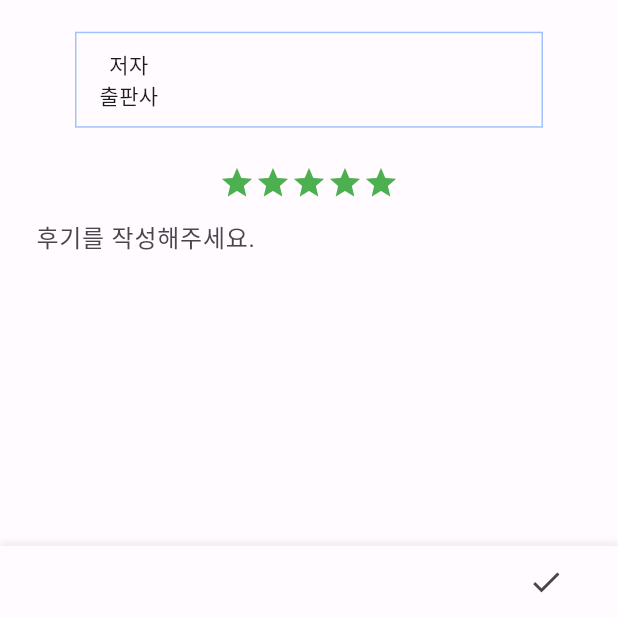
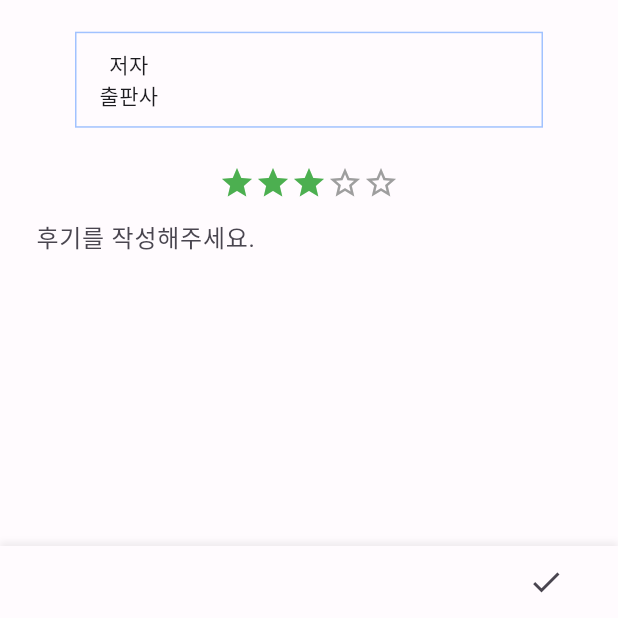
Before and after one commit to bonjin-million/momentry, a Flutter app: the BookAddScreen screen opened directly with empty values, on a phone screen of 412 x 824 dp, the part 618-1236 px from its top. Run offline on Flutter 3.47's test engine with Material 2 defaults, Android fonts, the phone set to English and light mode, and no system bars; our stand-ins replace firebase_core, firebase_crashlytics, flutter_riverpod, googleapis_auth, image_picker, logger and 5 more; missing offline and left inert: googleapis; accounts and stored records are empty; network calls fail; project files that could hold a hidden picture were left out.

Commit message:
Update BookAddBody: star 기본값 변경 아이콘 변경

```diff
--- a/lib/screens/book/add/components/book_add_body.dart
+++ b/lib/screens/book/add/components/book_add_body.dart
@@ -12,7 +12,7 @@ class BookAddBody extends StatefulWidget {
 }
 
 class _BookAddBodyState extends State<BookAddBody> {
-  List<bool> stars = List.generate(5, (index) => true);
+  List<bool> stars = List.generate(5, (index) => index < 3);
 
   @override
   void initState() {
@@ -123,7 +123,7 @@ class _BookAddBodyState extends State<BookAddBody> {
                           onTap: () {
                             var newStars = [...stars.map((e) => false)];
 
-                            for (int i = 0; i <= index; i++ ) {
+                            for (int i = 0; i <= index; i++) {
                               newStars[i] = true;
                             }
                             setState(() {
@@ -131,8 +131,8 @@ class _BookAddBodyState extends State<BookAddBody> {
                             });
                           },
                           child: Icon(
-                            Icons.star,
-                            color: value ? Colors.green[500] : Colors.black,
+                            value ? Icons.star : Icons.star_border_outlined,
+                            color: value ? Colors.green[500] : Colors.grey,
                           ),
                         );
                       },
```
